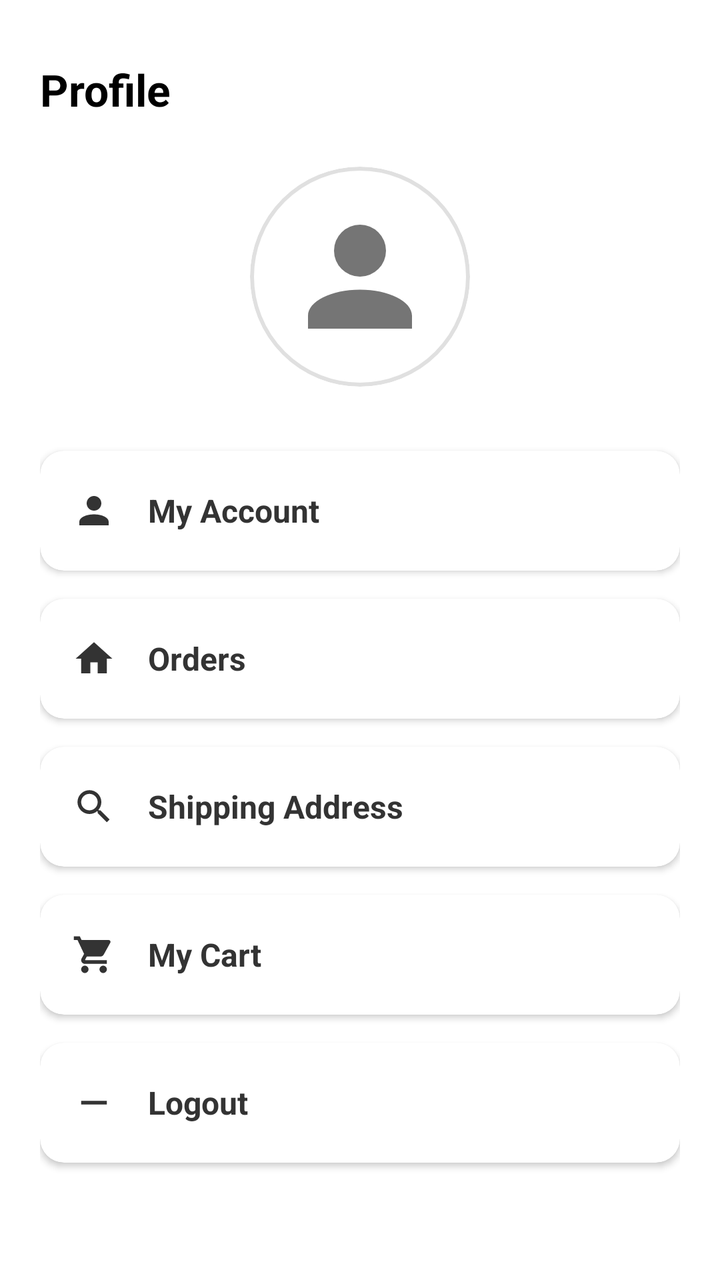
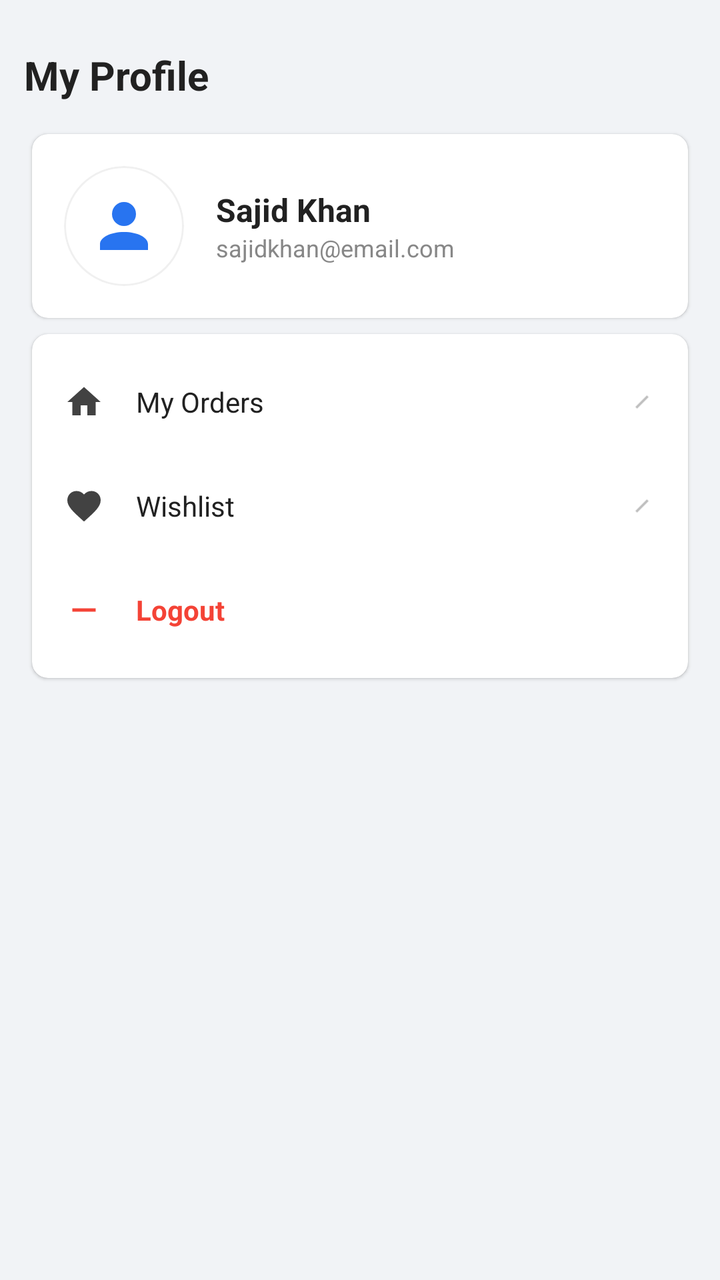

Screens rendered from an Android XML layout before and after an edit, with the pre-edit source and the edit as a unified diff.
<!-- AndroidManifest.xml: application theme Theme.SKRozaanaBazaar -->
<!-- res/layout/fragment_profile.xml -->
<?xml version="1.0" encoding="utf-8"?>
<ScrollView xmlns:android="http://schemas.android.com/apk/res/android"
    xmlns:app="http://schemas.android.com/apk/res-auto"
    android:layout_width="match_parent"
    android:layout_height="match_parent"
    android:background="#FFFFFF">

    <LinearLayout
        android:layout_width="match_parent"
        android:layout_height="wrap_content"
        android:orientation="vertical"
        android:padding="20dp">

        <TextView
            android:layout_width="wrap_content"
            android:layout_height="wrap_content"
            android:text="Profile"
            android:textColor="#000000"
            android:textSize="22sp"
            android:textStyle="bold"
            android:layout_marginTop="10dp"
            android:layout_marginBottom="24dp" />

        
        <com.google.android.material.card.MaterialCardView
            android:layout_width="110dp"
            android:layout_height="110dp"
            android:layout_gravity="center"
            android:layout_marginBottom="32dp"
            app:cardCornerRadius="55dp"
            app:cardElevation="0dp"
            app:strokeColor="#E0E0E0"
            app:strokeWidth="2dp">

            <ImageView
                android:id="@+id/ivProfileAvatar"
                android:layout_width="match_parent"
                android:layout_height="match_parent"
                android:scaleType="centerCrop"
                android:src="@drawable/ic_profile"
                android:padding="16dp"
                app:tint="@color/text_secondary" />
        </com.google.android.material.card.MaterialCardView>

        

        
        <com.google.android.material.card.MaterialCardView
            android:layout_width="match_parent"
            android:layout_height="wrap_content"
            android:layout_marginBottom="14dp"
            app:cardCornerRadius="12dp"
            app:cardElevation="2dp"
            app:cardBackgroundColor="#FFFFFF"
            app:strokeWidth="0dp">

            <LinearLayout
                android:layout_width="match_parent"
                android:layout_height="60dp"
                android:gravity="center_vertical"
                android:orientation="horizontal"
                android:paddingStart="16dp"
                android:paddingEnd="16dp">

                <ImageView
                    android:layout_width="22dp"
                    android:layout_height="22dp"
                    android:src="@drawable/ic_profile"
                    app:tint="#333333" />

                <TextView
                    android:id="@+id/tvUserName"
                    android:layout_width="match_parent"
                    android:layout_height="wrap_content"
                    android:layout_marginStart="16dp"
                    android:text="My Account"
                    android:textColor="#333333"
                    android:textSize="16sp"
                    android:textStyle="bold" />
            </LinearLayout>
        </com.google.android.material.card.MaterialCardView>

        
        <com.google.android.material.card.MaterialCardView
            android:id="@+id/cardOrders"
            android:layout_width="match_parent"
            android:layout_height="wrap_content"
            android:layout_marginBottom="14dp"
            app:cardCornerRadius="12dp"
            app:cardElevation="2dp"
            app:cardBackgroundColor="#FFFFFF"
            app:strokeWidth="0dp">

            <LinearLayout
                android:layout_width="match_parent"
                android:layout_height="60dp"
                android:gravity="center_vertical"
                android:orientation="horizontal"
                android:paddingStart="16dp"
                android:paddingEnd="16dp">

                <ImageView
                    android:layout_width="22dp"
                    android:layout_height="22dp"
                    android:src="@drawable/ic_home"
                    app:tint="#333333" />

                <TextView
                    android:layout_width="match_parent"
                    android:layout_height="wrap_content"
                    android:layout_marginStart="16dp"
                    android:text="Orders"
                    android:textColor="#333333"
                    android:textSize="16sp"
                    android:textStyle="bold" />
            </LinearLayout>
        </com.google.android.material.card.MaterialCardView>

        
        <com.google.android.material.card.MaterialCardView
            android:layout_width="match_parent"
            android:layout_height="wrap_content"
            android:layout_marginBottom="14dp"
            app:cardCornerRadius="12dp"
            app:cardElevation="2dp"
            app:cardBackgroundColor="#FFFFFF"
            app:strokeWidth="0dp">

            <LinearLayout
                android:layout_width="match_parent"
                android:layout_height="60dp"
                android:gravity="center_vertical"
                android:orientation="horizontal"
                android:paddingStart="16dp"
                android:paddingEnd="16dp">

                <ImageView
                    android:layout_width="22dp"
                    android:layout_height="22dp"
                    android:src="@drawable/ic_search"
                    app:tint="#333333" />

                <TextView
                    android:layout_width="match_parent"
                    android:layout_height="wrap_content"
                    android:layout_marginStart="16dp"
                    android:text="Shipping Address"
                    android:textColor="#333333"
                    android:textSize="16sp"
                    android:textStyle="bold" />
            </LinearLayout>
        </com.google.android.material.card.MaterialCardView>

        
        <com.google.android.material.card.MaterialCardView
            android:id="@+id/cardCart"
            android:layout_width="match_parent"
            android:layout_height="wrap_content"
            android:layout_marginBottom="14dp"
            app:cardCornerRadius="12dp"
            app:cardElevation="2dp"
            app:cardBackgroundColor="#FFFFFF"
            app:strokeWidth="0dp">

            <LinearLayout
                android:layout_width="match_parent"
                android:layout_height="60dp"
                android:gravity="center_vertical"
                android:orientation="horizontal"
                android:paddingStart="16dp"
                android:paddingEnd="16dp">

                <ImageView
                    android:layout_width="22dp"
                    android:layout_height="22dp"
                    android:src="@drawable/ic_cart"
                    app:tint="#333333" />

                <TextView
                    android:layout_width="match_parent"
                    android:layout_height="wrap_content"
                    android:layout_marginStart="16dp"
                    android:text="My Cart"
                    android:textColor="#333333"
                    android:textSize="16sp"
                    android:textStyle="bold" />
            </LinearLayout>
        </com.google.android.material.card.MaterialCardView>

        
        <com.google.android.material.card.MaterialCardView
            android:id="@+id/cardLogoutContainer"
            android:layout_width="match_parent"
            android:layout_height="wrap_content"
            android:layout_marginBottom="14dp"
            app:cardCornerRadius="12dp"
            app:cardElevation="2dp"
            app:cardBackgroundColor="#FFFFFF"
            app:strokeWidth="0dp">

            <LinearLayout
                android:id="@+id/btnLogout"
                android:layout_width="match_parent"
                android:layout_height="60dp"
                android:gravity="center_vertical"
                android:orientation="horizontal"
                android:clickable="true"
                android:focusable="true"
                android:background="?attr/selectableItemBackground"
                android:paddingStart="16dp"
                android:paddingEnd="16dp">

                <ImageView
                    android:layout_width="22dp"
                    android:layout_height="22dp"
                    android:src="@drawable/ic_remove"
                    app:tint="#333333" />

                <TextView
                    android:layout_width="match_parent"
                    android:layout_height="wrap_content"
                    android:layout_marginStart="16dp"
                    android:text="Logout"
                    android:textColor="#333333"
                    android:textSize="16sp"
                    android:textStyle="bold" />
            </LinearLayout>
        </com.google.android.material.card.MaterialCardView>

    </LinearLayout>
</ScrollView>
<!-- resources referenced by this layout -->
<resources>
  <color name="text_secondary">#757575</color>
  <!-- drawable ic_cart (drawable) -->
  <vector xmlns:android="http://schemas.android.com/apk/res/android"
      android:width="24dp"
      android:height="24dp"
      android:viewportWidth="24"
      android:viewportHeight="24">
      <path
          android:fillColor="#FF000000"
          android:pathData="M7,18C5.9,18 5.01,18.9 5.01,20C5.01,21.1 5.9,22 7,22C8.1,22 9,21.1 9,20C9,18.9 8.1,18 7,18M1,2V4H3L6.6,11.59L5.25,14.04C5.09,14.32 5,14.65 5,15C5,16.1 5.9,17 7,17H19V15H7.42C7.28,15 7.17,14.89 7.17,14.75L7.2,14.63L8.1,13H15.55C16.3,13 16.96,12.59 17.3,11.97L20.88,5.48C20.96,5.34 21,5.17 21,5C21,4.45 20.55,4 20,4H5.21L4.27,2H1M17,18C15.9,18 15.01,18.9 15.01,20C15.01,21.1 15.9,22 17,22C18.1,22 19,21.1 19,20C19,18.9 18.1,18 17,18Z" />
  </vector>
  <!-- drawable ic_home (drawable) -->
  <vector xmlns:android="http://schemas.android.com/apk/res/android"
      android:width="24dp"
      android:height="24dp"
      android:viewportWidth="24"
      android:viewportHeight="24">
      <path
          android:fillColor="#FF000000"
          android:pathData="M10,20V14H14V20H19V12H22L12,3L2,12H5V20H10Z" />
  </vector>
  <!-- drawable ic_profile (drawable) -->
  <vector xmlns:android="http://schemas.android.com/apk/res/android"
      android:width="24dp"
      android:height="24dp"
      android:viewportWidth="24"
      android:viewportHeight="24">
      <path
          android:fillColor="#FF000000"
          android:pathData="M12,4A4,4 0 0,1 16,8A4,4 0 0,1 12,12A4,4 0 0,1 8,8A4,4 0 0,1 12,4M12,14C16.42,14 20,15.79 20,18V20H4V18C4,15.79 7.58,14 12,14Z" />
  </vector>
  <!-- drawable ic_remove (drawable) -->
  <vector xmlns:android="http://schemas.android.com/apk/res/android"
      android:width="24dp"
      android:height="24dp"
      android:viewportWidth="24"
      android:viewportHeight="24">
      <path
          android:fillColor="#FF000000"
          android:pathData="M19,13H5v-2h14v2Z" />
  </vector>
  <!-- drawable ic_search (drawable) -->
  <vector xmlns:android="http://schemas.android.com/apk/res/android"
      android:width="24dp"
      android:height="24dp"
      android:viewportWidth="24"
      android:viewportHeight="24">
      <path
          android:fillColor="#FF000000"
          android:pathData="M15.5,14H14.71L14.43,13.73C15.41,12.59 16,11.11 16,9.5A6.5,6.5 0 1,0 9.5,16C11.11,16 12.59,15.41 13.73,14.43L14,14.71V15.5L19,20.5L20.5,19L15.5,14M9.5,14C7.01,14 5,11.99 5,9.5C5,7.01 7.01,5 9.5,5C11.99,5 14,7.01 14,9.5C14,11.99 11.99,14 9.5,14Z" />
  </vector>
  <color name="colorPrimary">#007BFF</color>
  <color name="white">#FFFFFFFF</color>
  <color name="colorSecondary">#FB641B</color>
  <style name="Widget.App.Button" parent="Widget.MaterialComponents.Button">
          <item name="shapeAppearanceOverlay">@style/ShapeAppearance.App.Rounded</item>
          <item name="android:insetTop">0dp</item>
          <item name="android:insetBottom">0dp</item>
          <item name="android:textAllCaps">false</item>
      </style>
  <style name="Widget.App.Card" parent="Widget.MaterialComponents.CardView">
          <item name="shapeAppearanceOverlay">@style/ShapeAppearance.App.Rounded.Large</item>
          <item name="cardElevation">2dp</item>
      </style>
  <style name="ShapeAppearance.App.Rounded" parent="ShapeAppearance.MaterialComponents.SmallComponent">
          <item name="cornerFamily">rounded</item>
          <item name="cornerSize">20dp</item>
      </style>
  <style name="ShapeAppearance.App.Rounded.Large" parent="ShapeAppearance.MaterialComponents.MediumComponent">
          <item name="cornerFamily">rounded</item>
          <item name="cornerSize">16dp</item>
      </style>
  <!-- unchanged entries left out for length: 1 -->
</resources>

<!-- the commit's change to res/layout/fragment_profile.xml (unified diff, before → after) -->
@@ -3,227 +3,98 @@
     xmlns:app="http://schemas.android.com/apk/res-auto"
     android:layout_width="match_parent"
     android:layout_height="match_parent"
-    android:background="#FFFFFF">
+    android:background="#F1F3F6">
 
     <LinearLayout
         android:layout_width="match_parent"
         android:layout_height="wrap_content"
         android:orientation="vertical"
-        android:padding="20dp">
+        android:padding="12dp">
 
         <TextView
             android:layout_width="wrap_content"
             android:layout_height="wrap_content"
-            android:text="Profile"
-            android:textColor="#000000"
-            android:textSize="22sp"
+            android:text="My Profile"
+            android:textColor="#212121"
+            android:textSize="20sp"
             android:textStyle="bold"
-            android:layout_marginTop="10dp"
-            android:layout_marginBottom="24dp" />
+            android:layout_marginVertical="12dp" />
 
-        
-        <com.google.android.material.card.MaterialCardView
-            android:layout_width="110dp"
-            android:layout_height="110dp"
-            android:layout_gravity="center"
-            android:layout_marginBottom="32dp"
-            app:cardCornerRadius="55dp"
-            app:cardElevation="0dp"
-            app:strokeColor="#E0E0E0"
-            app:strokeWidth="2dp">
-
-            <ImageView
-                android:id="@+id/ivProfileAvatar"
-                android:layout_width="match_parent"
-                android:layout_height="match_parent"
-                android:scaleType="centerCrop"
-                android:src="@drawable/ic_profile"
-                android:padding="16dp"
-                app:tint="@color/text_secondary" />
-        </com.google.android.material.card.MaterialCardView>
-
-        
-
-        
         <com.google.android.material.card.MaterialCardView
             android:layout_width="match_parent"
             android:layout_height="wrap_content"
-            android:layout_marginBottom="14dp"
-            app:cardCornerRadius="12dp"
-            app:cardElevation="2dp"
-            app:cardBackgroundColor="#FFFFFF"
-            app:strokeWidth="0dp">
-
+            style="@style/Widget.App.Card">
             <LinearLayout
                 android:layout_width="match_parent"
-                android:layout_height="60dp"
+                android:layout_height="wrap_content"
                 android:gravity="center_vertical"
                 android:orientation="horizontal"
-                android:paddingStart="16dp"
-                android:paddingEnd="16dp">
-
-                <ImageView
-                    android:layout_width="22dp"
-                    android:layout_height="22dp"
-                    android:src="@drawable/ic_profile"
-                    app:tint="#333333" />
-
-                <TextView
-                    android:id="@+id/tvUserName"
+                android:padding="16dp">
+                <com.google.android.material.card.MaterialCardView
+                    android:layout_width="60dp"
+                    android:layout_height="60dp"
+                    app:cardCornerRadius="30dp"
+                    app:cardElevation="0dp"
+                    app:strokeColor="#F0F0F0"
+                    app:strokeWidth="1dp">
+                    <ImageView
+                        android:id="@+id/ivProfileAvatar"
+                        android:layout_width="match_parent"
+                        android:layout_height="match_parent"
+                        android:src="@drawable/ic_profile"
+                        android:padding="12dp"
+                        app:tint="@color/colorPrimary" />
+                </com.google.android.material.card.MaterialCardView>
+                <LinearLayout
                     android:layout_width="match_parent"
                     android:layout_height="wrap_content"
                     android:layout_marginStart="16dp"
-                    android:text="My Account"
-                    android:textColor="#333333"
-                    android:textSize="16sp"
-                    android:textStyle="bold" />
+                    android:orientation="vertical">
+                    <TextView
+                        android:id="@+id/tvUserName"
+                        android:layout_width="wrap_content"
+                        android:layout_height="wrap_content"
+                        android:text="Sajid Khan"
+                        android:textColor="#212121"
+                        android:textSize="16sp"
+                        android:textStyle="bold" />
+                    <TextView
+                        android:id="@+id/tvUserEmail"
+                        android:layout_width="wrap_content"
+                        android:layout_height="wrap_content"
+                        android:text="sajidkhan@email.com"
+                        android:textColor="#878787"
+                        android:textSize="12sp" />
+                </LinearLayout>
             </LinearLayout>
         </com.google.android.material.card.MaterialCardView>
 
-        
-        <com.google.android.material.card.MaterialCardView
-            android:id="@+id/cardOrders"
-            android:layout_width="match_parent"
-            android:layout_height="wrap_content"
-            android:layout_marginBottom="14dp"
-            app:cardCornerRadius="12dp"
-            app:cardElevation="2dp"
-            app:cardBackgroundColor="#FFFFFF"
-            app:strokeWidth="0dp">
-
-            <LinearLayout
-                android:layout_width="match_parent"
-                android:layout_height="60dp"
-                android:gravity="center_vertical"
-                android:orientation="horizontal"
-                android:paddingStart="16dp"
-                android:paddingEnd="16dp">
-
-                <ImageView
-                    android:layout_width="22dp"
-                    android:layout_height="22dp"
-                    android:src="@drawable/ic_home"
-                    app:tint="#333333" />
-
-                <TextView
-                    android:layout_width="match_parent"
-                    android:layout_height="wrap_content"
-                    android:layout_marginStart="16dp"
-                    android:text="Orders"
-                    android:textColor="#333333"
-                    android:textSize="16sp"
-                    android:textStyle="bold" />
-            </LinearLayout>
-        </com.google.android.material.card.MaterialCardView>
-
-        
         <com.google.android.material.card.MaterialCardView
             android:layout_width="match_parent"
             android:layout_height="wrap_content"
-            android:layout_marginBottom="14dp"
-            app:cardCornerRadius="12dp"
-            app:cardElevation="2dp"
-            app:cardBackgroundColor="#FFFFFF"
-            app:strokeWidth="0dp">
-
+            android:layout_marginTop="8dp"
+            style="@style/Widget.App.Card">
             <LinearLayout
                 android:layout_width="match_parent"
-                android:layout_height="60dp"
-                android:gravity="center_vertical"
-                android:orientation="horizontal"
-                android:paddingStart="16dp"
-                android:paddingEnd="16dp">
+                android:layout_height="wrap_content"
+                android:orientation="vertical"
+                android:paddingVertical="8dp">
 
-                <ImageView
-                    android:layout_width="22dp"
-                    android:layout_height="22dp"
-                    android:src="@drawable/ic_search"
-                    app:tint="#333333" />
+                <LinearLayout android:id="@+id/itemOrders" android:layout_width="match_parent" android:layout_height="52dp" android:gravity="center_vertical" android:paddingHorizontal="16dp" android:background="?attr/selectableItemBackground">
+                    <ImageView android:layout_width="20dp" android:layout_height="20dp" android:src="@drawable/ic_home" app:tint="#424242" />
+                    <TextView android:layout_width="0dp" android:layout_height="wrap_content" android:layout_weight="1" android:layout_marginStart="16dp" android:text="My Orders" android:textColor="#212121" android:textSize="14sp" />
+                    <ImageView android:layout_width="14dp" android:layout_height="14dp" android:src="@drawable/ic_remove" android:rotation="135" app:tint="#BDBDBD" />
+                </LinearLayout>
+                <LinearLayout android:id="@+id/itemWishlist" android:layout_width="match_parent" android:layout_height="52dp" android:gravity="center_vertical" android:paddingHorizontal="16dp" android:background="?attr/selectableItemBackground">
+                    <ImageView android:layout_width="20dp" android:layout_height="20dp" android:src="@drawable/ic_favorite" app:tint="#424242" />
+                    <TextView android:layout_width="0dp" android:layout_height="wrap_content" android:layout_weight="1" android:layout_marginStart="16dp" android:text="Wishlist" android:textColor="#212121" android:textSize="14sp" />
+                    <ImageView android:layout_width="14dp" android:layout_height="14dp" android:src="@drawable/ic_remove" android:rotation="135" app:tint="#BDBDBD" />
+                </LinearLayout>
+                <LinearLayout android:id="@+id/btnLogout" android:layout_width="match_parent" android:layout_height="52dp" android:gravity="center_vertical" android:paddingHorizontal="16dp" android:background="?attr/selectableItemBackground">
+                    <ImageView android:layout_width="20dp" android:layout_height="20dp" android:src="@drawable/ic_remove" app:tint="#F44336" />
+                    <TextView android:layout_width="0dp" android:layout_height="wrap_content" android:layout_weight="1" android:layout_marginStart="16dp" android:text="Logout" android:textColor="#F44336" android:textSize="14sp" android:textStyle="bold" />
+                </LinearLayout>
 
-                <TextView
-                    android:layout_width="match_parent"
-                    android:layout_height="wrap_content"
-                    android:layout_marginStart="16dp"
-                    android:text="Shipping Address"
-                    android:textColor="#333333"
-                    android:textSize="16sp"
-                    android:textStyle="bold" />
-            </LinearLayout>
-        </com.google.android.material.card.MaterialCardView>
-
-        
-        <com.google.android.material.card.MaterialCardView
-            android:id="@+id/cardCart"
-            android:layout_width="match_parent"
-            android:layout_height="wrap_content"
-            android:layout_marginBottom="14dp"
-            app:cardCornerRadius="12dp"
-            app:cardElevation="2dp"
-            app:cardBackgroundColor="#FFFFFF"
-            app:strokeWidth="0dp">
-
-            <LinearLayout
-                android:layout_width="match_parent"
-                android:layout_height="60dp"
-                android:gravity="center_vertical"
-                android:orientation="horizontal"
-                android:paddingStart="16dp"
-                android:paddingEnd="16dp">
-
-                <ImageView
-                    android:layout_width="22dp"
-                    android:layout_height="22dp"
-                    android:src="@drawable/ic_cart"
-                    app:tint="#333333" />
-
-                <TextView
-                    android:layout_width="match_parent"
-                    android:layout_height="wrap_content"
-                    android:layout_marginStart="16dp"
-                    android:text="My Cart"
-                    android:textColor="#333333"
-                    android:textSize="16sp"
-                    android:textStyle="bold" />
-            </LinearLayout>
-        </com.google.android.material.card.MaterialCardView>
-
-        
-        <com.google.android.material.card.MaterialCardView
-            android:id="@+id/cardLogoutContainer"
-            android:layout_width="match_parent"
-            android:layout_height="wrap_content"
-            android:layout_marginBottom="14dp"
-            app:cardCornerRadius="12dp"
-            app:cardElevation="2dp"
-            app:cardBackgroundColor="#FFFFFF"
-            app:strokeWidth="0dp">
-
-            <LinearLayout
-                android:id="@+id/btnLogout"
-                android:layout_width="match_parent"
-                android:layout_height="60dp"
-                android:gravity="center_vertical"
-                android:orientation="horizontal"
-                android:clickable="true"
-                android:focusable="true"
-                android:background="?attr/selectableItemBackground"
-                android:paddingStart="16dp"
-                android:paddingEnd="16dp">
-
-                <ImageView
-                    android:layout_width="22dp"
-                    android:layout_height="22dp"
-                    android:src="@drawable/ic_remove"
-                    app:tint="#333333" />
-
-                <TextView
-                    android:layout_width="match_parent"
-                    android:layout_height="wrap_content"
-                    android:layout_marginStart="16dp"
-                    android:text="Logout"
-                    android:textColor="#333333"
-                    android:textSize="16sp"
-                    android:textStyle="bold" />
             </LinearLayout>
         </com.google.android.material.card.MaterialCardView>
 
<!-- resource entries referenced after the edit -->
@@ -1,16 +1,5 @@
 <!-- resources referenced by this layout -->
 <resources>
-  <color name="text_secondary">#757575</color>
-  <!-- drawable ic_cart (drawable) -->
-  <vector xmlns:android="http://schemas.android.com/apk/res/android"
-      android:width="24dp"
-      android:height="24dp"
-      android:viewportWidth="24"
-      android:viewportHeight="24">
-      <path
-          android:fillColor="#FF000000"
-          android:pathData="M7,18C5.9,18 5.01,18.9 5.01,20C5.01,21.1 5.9,22 7,22C8.1,22 9,21.1 9,20C9,18.9 8.1,18 7,18M1,2V4H3L6.6,11.59L5.25,14.04C5.09,14.32 5,14.65 5,15C5,16.1 5.9,17 7,17H19V15H7.42C7.28,15 7.17,14.89 7.17,14.75L7.2,14.63L8.1,13H15.55C16.3,13 16.96,12.59 17.3,11.97L20.88,5.48C20.96,5.34 21,5.17 21,5C21,4.45 20.55,4 20,4H5.21L4.27,2H1M17,18C15.9,18 15.01,18.9 15.01,20C15.01,21.1 15.9,22 17,22C18.1,22 19,21.1 19,20C19,18.9 18.1,18 17,18Z" />
-  </vector>
   <!-- drawable ic_home (drawable) -->
   <vector xmlns:android="http://schemas.android.com/apk/res/android"
       android:width="24dp"
@@ -41,17 +30,17 @@
           android:fillColor="#FF000000"
           android:pathData="M19,13H5v-2h14v2Z" />
   </vector>
-  <!-- drawable ic_search (drawable) -->
+  <color name="colorPrimary">#2874F0</color>
+  <!-- drawable ic_favorite (drawable) -->
   <vector xmlns:android="http://schemas.android.com/apk/res/android"
       android:width="24dp"
       android:height="24dp"
       android:viewportWidth="24"
       android:viewportHeight="24">
       <path
-          android:fillColor="#FF000000"
-          android:pathData="M15.5,14H14.71L14.43,13.73C15.41,12.59 16,11.11 16,9.5A6.5,6.5 0 1,0 9.5,16C11.11,16 12.59,15.41 13.73,14.43L14,14.71V15.5L19,20.5L20.5,19L15.5,14M9.5,14C7.01,14 5,11.99 5,9.5C5,7.01 7.01,5 9.5,5C11.99,5 14,7.01 14,9.5C14,11.99 11.99,14 9.5,14Z" />
+          android:fillColor="#000000"
+          android:pathData="M12,21.35l-1.45,-1.32C5.4,15.36 2,12.28 2,8.5 2,5.42 4.42,3 7.5,3c1.74,0 3.41,0.81 4.5,2.09C13.09,3.81 14.76,3 16.5,3 19.58,3 22,5.42 22,8.5c0,3.78 -3.4,6.86 -8.55,11.54L12,21.35z" />
   </vector>
-  <color name="colorPrimary">#007BFF</color>
   <color name="white">#FFFFFFFF</color>
   <color name="colorSecondary">#FB641B</color>
   <style name="Widget.App.Button" parent="Widget.MaterialComponents.Button">
@@ -62,15 +51,16 @@
       </style>
   <style name="Widget.App.Card" parent="Widget.MaterialComponents.CardView">
           <item name="shapeAppearanceOverlay">@style/ShapeAppearance.App.Rounded.Large</item>
-          <item name="cardElevation">2dp</item>
+          <item name="cardElevation">1dp</item>
+          <item name="android:layout_margin">4dp</item>
       </style>
   <style name="ShapeAppearance.App.Rounded" parent="ShapeAppearance.MaterialComponents.SmallComponent">
           <item name="cornerFamily">rounded</item>
-          <item name="cornerSize">20dp</item>
+          <item name="cornerSize">4dp</item>
       </style>
   <style name="ShapeAppearance.App.Rounded.Large" parent="ShapeAppearance.MaterialComponents.MediumComponent">
           <item name="cornerFamily">rounded</item>
-          <item name="cornerSize">16dp</item>
+          <item name="cornerSize">8dp</item>
       </style>
   <!-- unchanged entries left out for length: 1 -->
 </resources>
